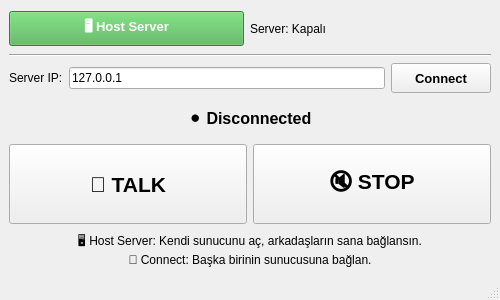
Qt form mainwindow.ui (aethrius0/Voice-Chat-Application) before a commit.
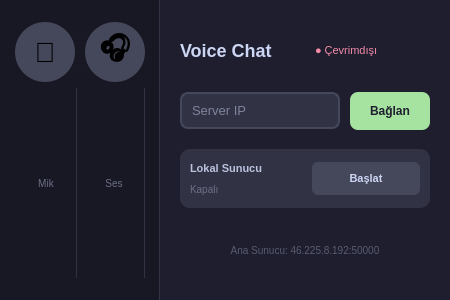
The same form after that commit.

Commit message: Kulaklık ve mikrofon açma-kapama tuşu eklendi. VPS server satın alındı, public ağ sayesinde daha rahat bir iletişim kurulabiliyor.

Diff of the .ui file:
```diff
--- a/mainwindow.ui
+++ b/mainwindow.ui
@@ -6,78 +6,241 @@
    <rect>
     <x>0</x>
     <y>0</y>
-    <width>500</width>
+    <width>450</width>
     <height>300</height>
    </rect>
   </property>
   <property name="windowTitle">
-   <string>Voice Chat</string>
+   <string>🎧 VoiceChat</string>
+  </property>
+  <property name="styleSheet">
+   <string>
+    QMainWindow { background-color: #1e1e2e; }
+    QLabel { color: #cdd6f4; }
+    QLineEdit {
+      background-color: #313244;
+      border: 2px solid #45475a;
+      border-radius: 8px;
+      padding: 8px;
+      color: #cdd6f4;
+      font-size: 13px;
+    }
+    QLineEdit:focus { border: 2px solid #89b4fa; }
+    QPushButton {
+      border: none;
+      border-radius: 8px;
+      padding: 10px;
+      font-weight: bold;
+    }
+   </string>
   </property>
   <widget class="QWidget" name="centralwidget">
-   <layout class="QVBoxLayout" name="verticalLayout">
+   <layout class="QHBoxLayout" name="mainHLayout">
+    <property name="spacing">
+     <number>0</number>
+    </property>
+    <property name="margin">
+     <number>0</number>
+    </property>
+    
+    <!-- SOL PANEL - Mikrofon + Kulaklık -->
     <item>
-     <layout class="QHBoxLayout" name="hostLayout">
+     <widget class="QFrame" name="leftPanel">
+      <property name="styleSheet">
+       <string>
+        QFrame { 
+          background-color: #181825; 
+          border-right: 1px solid #313244;
+        }
+       </string>
+      </property>
+      <property name="minimumSize">
+       <size>
+        <width>160</width>
+        <height>0</height>
+       </size>
+      </property>
+      <layout class="QVBoxLayout">
+       <property name="margin">
+        <number>15</number>
+       </property>
       <item>
-       <widget class="QPushButton" name="hostButton">
+        <spacer>
+         <property name="orientation">
+          <enum>Qt::Vertical</enum>
+         </property>
+        </spacer>
+       </item>
+       
+       <!-- Mikrofon ve Kulaklık yan yana -->
+       <item>
+        <layout class="QHBoxLayout">
+         <property name="spacing">
+          <number>10</number>
+         </property>
+         <item>
+          <widget class="QPushButton" name="micButton">
         <property name="minimumSize">
          <size>
-          <width>150</width>
-          <height>35</height>
-         </size>
-        </property>
-        <property name="font">
-         <font>
-          <pointsize>10</pointsize>
-          <bold>true</bold>
-         </font>
+             <width>60</width>
+             <height>60</height>
+            </size>
+           </property>
+           <property name="maximumSize">
+            <size>
+             <width>60</width>
+             <height>60</height>
+            </size>
         </property>
         <property name="text">
-         <string>🖥️ Host Server</string>
+            <string>🎤</string>
         </property>
         <property name="styleSheet">
-         <string>background-color: #4CAF50; color: white;</string>
+            <string>
+             QPushButton {
+               background-color: #45475a;
+               border-radius: 30px;
+               font-size: 28px;
+             }
+             QPushButton:hover { background-color: #585b70; }
+             QPushButton:disabled { background-color: #313244; }
+            </string>
         </property>
        </widget>
       </item>
       <item>
-       <widget class="QLabel" name="hostStatusLabel">
+          <widget class="QPushButton" name="audioButton">
+           <property name="minimumSize">
+            <size>
+             <width>60</width>
+             <height>60</height>
+            </size>
+           </property>
+           <property name="maximumSize">
+            <size>
+             <width>60</width>
+             <height>60</height>
+            </size>
+           </property>
         <property name="text">
-         <string>Server: Kapalı</string>
-        </property>
-       </widget>
-      </item>
+            <string>🎧</string>
+           </property>
+           <property name="styleSheet">
+            <string>
+             QPushButton {
+               background-color: #45475a;
+               border-radius: 30px;
+               font-size: 28px;
+             }
+             QPushButton:hover { background-color: #585b70; }
+             QPushButton:disabled { background-color: #313244; }
+            </string>
+           </property>
+          </widget>
+         </item>
+        </layout>
+       </item>
+       
+       <!-- Durum yazıları -->
       <item>
-       <spacer name="horizontalSpacer">
+        <layout class="QHBoxLayout">
+         <item>
+          <widget class="QLabel" name="micStatusLabel">
+           <property name="text">
+            <string>Mik</string>
+           </property>
+           <property name="styleSheet">
+            <string>font-size: 10px; color: #6c7086;</string>
+           </property>
+           <property name="alignment">
+            <set>Qt::AlignCenter</set>
+           </property>
+          </widget>
+         </item>
+         <item>
+          <widget class="QLabel" name="audioStatusLabel">
+           <property name="text">
+            <string>Ses</string>
+           </property>
+           <property name="styleSheet">
+            <string>font-size: 10px; color: #6c7086;</string>
+           </property>
+           <property name="alignment">
+            <set>Qt::AlignCenter</set>
+           </property>
+          </widget>
+         </item>
+        </layout>
+       </item>
+       
+       <item>
+        <spacer>
         <property name="orientation">
-         <enum>Qt::Horizontal</enum>
+          <enum>Qt::Vertical</enum>
         </property>
        </spacer>
       </item>
      </layout>
+     </widget>
     </item>
+    
+    <!-- SAĞ PANEL - Kontroller -->
     <item>
-     <widget class="Line" name="separator">
+     <widget class="QFrame" name="rightPanel">
+      <property name="styleSheet">
+       <string>QFrame { background-color: #1e1e2e; }</string>
+      </property>
+      <layout class="QVBoxLayout">
+       <property name="margin">
+        <number>20</number>
+       </property>
+       <property name="spacing">
+        <number>12</number>
+       </property>
+       
+       <!-- Başlık ve Durum -->
+       <item>
+        <layout class="QHBoxLayout">
+         <item>
+          <widget class="QLabel" name="titleLabel">
+           <property name="text">
+            <string>Voice Chat</string>
+           </property>
+           <property name="styleSheet">
+            <string>font-size: 18px; font-weight: bold; color: #cdd6f4;</string>
+           </property>
+          </widget>
+         </item>
+         <item>
+          <spacer>
       <property name="orientation">
        <enum>Qt::Horizontal</enum>
       </property>
-     </widget>
+          </spacer>
     </item>
     <item>
-     <layout class="QHBoxLayout" name="serverLayout">
-      <item>
-       <widget class="QLabel" name="serverLabel">
+          <widget class="QLabel" name="statusLabel">
         <property name="text">
-         <string>Server IP:</string>
-        </property>
-       </widget>
-      </item>
+            <string>● Çevrimdışı</string>
+           </property>
+           <property name="styleSheet">
+            <string>font-size: 11px; color: #f38ba8;</string>
+           </property>
+          </widget>
+         </item>
+        </layout>
+       </item>
+       
+       <!-- IP ve Bağlan yan yana -->
+       <item>
+        <layout class="QHBoxLayout">
+         <property name="spacing">
+          <number>10</number>
+         </property>
       <item>
        <widget class="QLineEdit" name="serverIpEdit">
         <property name="placeholderText">
-         <string>örn: 192.168.1.100</string>
-        </property>
-        <property name="text">
-         <string>127.0.0.1</string>
+            <string>Server IP</string>
         </property>
        </widget>
       </item>
@@ -85,108 +248,135 @@
        <widget class="QPushButton" name="onlineButton">
         <property name="minimumSize">
          <size>
-          <width>100</width>
+             <width>80</width>
+             <height>38</height>
+            </size>
+           </property>
+           <property name="text">
+            <string>Bağlan</string>
+           </property>
+           <property name="styleSheet">
+            <string>
+             QPushButton {
+               background-color: #a6e3a1;
+               color: #1e1e2e;
+               font-size: 12px;
+             }
+             QPushButton:hover { background-color: #94e2d5; }
+            </string>
+           </property>
+          </widget>
+         </item>
+        </layout>
+       </item>
+       
+       <!-- Boşluk -->
+       <item>
+        <spacer>
+         <property name="orientation">
+          <enum>Qt::Vertical</enum>
+         </property>
+        </spacer>
+       </item>
+       
+       <!-- Alt kısım - Host -->
+       <item>
+        <widget class="QFrame" name="hostFrame">
+         <property name="styleSheet">
+          <string>
+           QFrame {
+             background-color: #313244;
+             border-radius: 10px;
+           }
+          </string>
+         </property>
+         <layout class="QHBoxLayout">
+          <property name="margin">
+           <number>10</number>
+          </property>
+          <item>
+           <layout class="QVBoxLayout">
+            <property name="spacing">
+             <number>2</number>
+            </property>
+            <item>
+             <widget class="QLabel" name="hostTitleLabel">
+              <property name="text">
+               <string>Lokal Sunucu</string>
+              </property>
+              <property name="styleSheet">
+               <string>font-size: 11px; color: #bac2de; font-weight: bold;</string>
+              </property>
+             </widget>
+            </item>
+            <item>
+             <widget class="QLabel" name="hostStatusLabel">
+              <property name="text">
+               <string>Kapalı</string>
+              </property>
+              <property name="styleSheet">
+               <string>font-size: 10px; color: #6c7086;</string>
+              </property>
+             </widget>
+            </item>
+           </layout>
+          </item>
+          <item>
+           <spacer>
+            <property name="orientation">
+             <enum>Qt::Horizontal</enum>
+            </property>
+           </spacer>
+          </item>
+          <item>
+           <widget class="QPushButton" name="hostButton">
+            <property name="minimumSize">
+             <size>
+              <width>65</width>
           <height>30</height>
          </size>
         </property>
-        <property name="font">
-         <font>
-          <pointsize>10</pointsize>
-          <bold>true</bold>
-         </font>
-        </property>
         <property name="text">
-         <string>Connect</string>
-        </property>
+             <string>Başlat</string>
+            </property>
+            <property name="styleSheet">
+             <string>
+              QPushButton {
+                background-color: #45475a;
+                color: #cdd6f4;
+                font-size: 11px;
+                border-radius: 6px;
+              }
+              QPushButton:hover { background-color: #585b70; }
+             </string>
+            </property>
        </widget>
       </item>
      </layout>
-    </item>
-    <item>
-     <widget class="QLabel" name="statusLabel">
-      <property name="font">
-       <font>
-        <pointsize>12</pointsize>
-        <bold>true</bold>
-       </font>
-      </property>
-      <property name="text">
-       <string>⚫ Disconnected</string>
-      </property>
-      <property name="alignment">
-       <set>Qt::AlignCenter</set>
-      </property>
-     </widget>
-    </item>
-    <item>
-     <layout class="QHBoxLayout" name="buttonLayout">
-      <item>
-       <widget class="QPushButton" name="recordButton">
-        <property name="minimumSize">
-         <size>
-          <width>150</width>
-          <height>80</height>
-         </size>
-        </property>
-        <property name="font">
-         <font>
-          <pointsize>16</pointsize>
-          <bold>true</bold>
-         </font>
-        </property>
-        <property name="text">
-         <string>🎤 TALK</string>
-        </property>
-       </widget>
-      </item>
-      <item>
-       <widget class="QPushButton" name="stopButton">
-        <property name="minimumSize">
-         <size>
-          <width>150</width>
-          <height>80</height>
-         </size>
-        </property>
-        <property name="font">
-         <font>
-          <pointsize>16</pointsize>
-          <bold>true</bold>
-         </font>
-        </property>
-        <property name="text">
-         <string>🔇 STOP</string>
-        </property>
-       </widget>
-      </item>
-     </layout>
-    </item>
+        </widget>
+       </item>
+       
+       <!-- Ana Server IP bilgisi -->
     <item>
      <widget class="QLabel" name="infoLabel">
       <property name="text">
-       <string>🖥️ Host Server: Kendi sunucunu aç, arkadaşların sana bağlansın.
-🔌 Connect: Başka birinin sunucusuna bağlan.</string>
+          <string>Ana Sunucu: 46.225.8.192:50000</string>
+         </property>
+         <property name="styleSheet">
+          <string>font-size: 10px; color: #585b70;</string>
       </property>
       <property name="alignment">
        <set>Qt::AlignCenter</set>
       </property>
-      <property name="wordWrap">
-       <bool>true</bool>
-      </property>
-     </widget>
-    </item>
-   </layout>
-  </widget>
-  <widget class="QMenuBar" name="menubar">
-   <property name="geometry">
-    <rect>
-     <x>0</x>
-     <y>0</y>
-     <width>500</width>
-     <height>22</height>
-    </rect>
-   </property>
+        </widget>
+       </item>
+       
+      </layout>
+     </widget>
+    </item>
+    
+   </layout>
   </widget>
-  <widget class="QStatusBar" name="statusbar"/>
  </widget>
  <resources/>
  <connections/>
```
Lines whose indentation alone changed are shown as unchanged. The commit also changes 4 other files.
